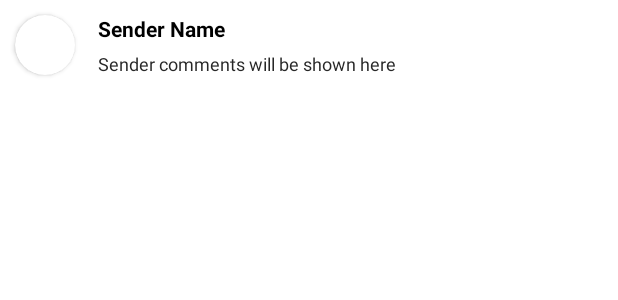
After one commit to Kaustav1999paul/Instagram, an Android app: the layout comments_item_layout.xml on its own in the app's theme, with its tools: preview values and no code run, on a phone screen of 412 x 824 dp. The commit adds this screen. Shown: the top 300 px of the screen. Run offline under Robolectric (Android 15) with nearby library versions, the phone set to English and light mode, and no system bars.

Commit message:
6th Commit

```diff
--- /dev/null
+++ b/app/src/main/res/layout/comments_item_layout.xml
@@ -0,0 +1,45 @@
+<?xml version="1.0" encoding="utf-8"?>
+<RelativeLayout xmlns:android="http://schemas.android.com/apk/res/android"
+    android:layout_width="match_parent"
+    android:layout_height="wrap_content"
+    xmlns:app="http://schemas.android.com/apk/res-auto">
+
+    <LinearLayout
+        android:layout_width="match_parent"
+        android:layout_height="wrap_content"
+        android:gravity="center"
+        android:orientation="horizontal">
+        <androidx.cardview.widget.CardView
+            android:layout_width="40dp"
+            app:cardCornerRadius="50dp"
+            android:layout_margin="10dp"
+            android:layout_height="40dp">
+            <ImageView
+                android:id="@+id/senderImage"
+                android:layout_width="match_parent"
+                android:layout_height="match_parent"/>
+        </androidx.cardview.widget.CardView>
+
+        <LinearLayout
+            android:layout_width="match_parent"
+            android:layout_height="wrap_content"
+            android:layout_marginLeft="5dp"
+            android:orientation="vertical">
+            <TextView
+                android:id="@+id/senderName"
+                android:layout_width="match_parent"
+                android:layout_height="wrap_content"
+                android:text="Sender Name"
+                android:textStyle="bold"
+                android:layout_marginBottom="5dp"
+                android:textColor="#000000"/>
+            <TextView
+                android:id="@+id/senderComment"
+                android:layout_width="match_parent"
+                android:layout_height="wrap_content"
+                android:text="Sender comments will be shown here"
+                android:textSize="12dp"
+                android:textColor="#272727"/>
+        </LinearLayout>
+    </LinearLayout>
+</RelativeLayout>
```
Also changed, not shown: app/src/main/java/com/example/instagram/Adapter/CommentAdapter.kt (added, +65 -0 lines), app/src/main/java/com/example/instagram/CommentsActivity.kt (+42 -0 lines), app/src/main/java/com/example/instagram/Model/Comment.kt (added, +21 -0 lines).
